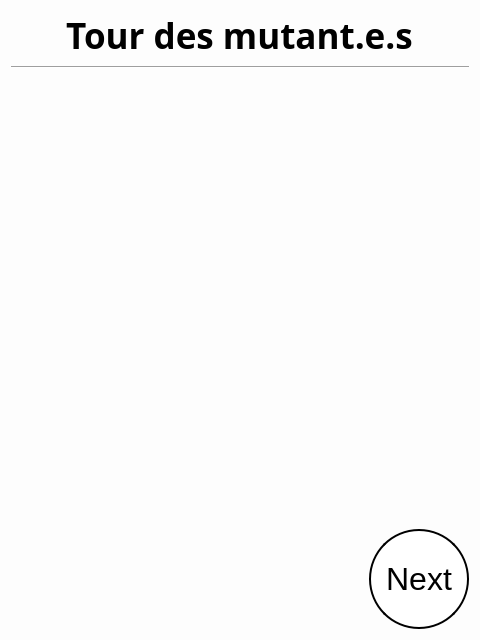
Above: SporzOBC-WAL/code/resources/Phases/Night/Mutant/turn.ui from Eben-Epi/SporzOBC before the change. Below: the same form after it.
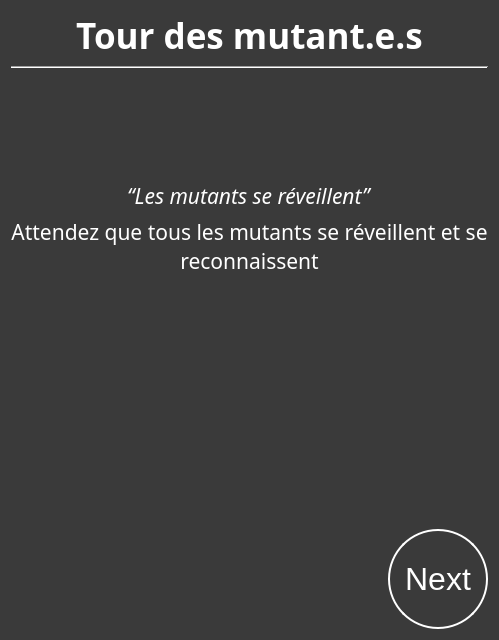
That is the form after the change.

Commit message: UPD Night Phases are displayed with dark background UPD Mutant Turn and Evening Bed Time View ADD useful fetch infos from game logic methods

```diff
--- a/SporzOBC-WAL/code/resources/Phases/Night/Mutant/turn.ui
+++ b/SporzOBC-WAL/code/resources/Phases/Night/Mutant/turn.ui
@@ -15,14 +15,19 @@
   </property>
   <property name="styleSheet">
    <string notr="true">#MutantsTurn {
-    background-color: rgb(253, 253, 253);
+    background-color: rgb(58, 58, 58);;
     }
 
+QLabel {
+	color:white;
+}
+
 QPushButton  {
-    border: 2px solid black;
-    background-color: white;
+    border: 2px solid white;
+    background-color: rgb(58, 58, 58);
     padding: 10px 10px;
     font-size: 32px;
+	color:white;
     border-radius: 50px;
 }</string>
   </property>
@@ -68,6 +73,95 @@
          </property>
         </widget>
        </item>
+       <item>
+        <spacer name="verticalSpacer_2">
+         <property name="orientation">
+          <enum>Qt::Vertical</enum>
+         </property>
+         <property name="sizeHint" stdset="0">
+          <size>
+           <width>20</width>
+           <height>40</height>
+          </size>
+         </property>
+        </spacer>
+       </item>
+       <item alignment="Qt::AlignHCenter">
+        <widget class="QLabel" name="label_2">
+         <property name="font">
+          <font>
+           <family>Segoe UI Light</family>
+           <pointsize>16</pointsize>
+           <italic>true</italic>
+          </font>
+         </property>
+         <property name="text">
+          <string>“Les mutants se réveillent”</string>
+         </property>
+        </widget>
+       </item>
+       <item alignment="Qt::AlignHCenter|Qt::AlignVCenter">
+        <widget class="QLabel" name="label_3">
+         <property name="sizePolicy">
+          <sizepolicy hsizetype="Fixed" vsizetype="Fixed">
+           <horstretch>0</horstretch>
+           <verstretch>0</verstretch>
+          </sizepolicy>
+         </property>
+         <property name="font">
+          <font>
+           <family>Segoe UI Light</family>
+           <pointsize>16</pointsize>
+           <italic>false</italic>
+           <kerning>true</kerning>
+          </font>
+         </property>
+         <property name="text">
+          <string>Attendez que tous les mutants se réveillent et se reconnaissent</string>
+         </property>
+         <property name="alignment">
+          <set>Qt::AlignCenter</set>
+         </property>
+         <property name="wordWrap">
+          <bool>true</bool>
+         </property>
+        </widget>
+       </item>
+       <item>
+        <spacer name="verticalSpacer_3">
+         <property name="orientation">
+          <enum>Qt::Vertical</enum>
+         </property>
+         <property name="sizeHint" stdset="0">
+          <size>
+           <width>20</width>
+           <height>40</height>
+          </size>
+         </property>
+        </spacer>
+       </item>
+       <item>
+        <widget class="QLabel" name="aliveMutants">
+         <property name="font">
+          <font>
+           <family>Segoe UI Light</family>
+           <pointsize>16</pointsize>
+           <italic>false</italic>
+           <underline>true</underline>
+           <kerning>true</kerning>
+          </font>
+         </property>
+         <property name="text">
+          <string/>
+         </property>
+         <property name="alignment">
+          <set>Qt::AlignCenter</set>
+         </property>
+         <property name="wordWrap">
+          <bool>true</bool>
+         </property>
+        </widget>
+       </item>
        <item>
         <spacer name="verticalSpacer">
          <property name="orientation">
```
The commit also changes 37 other files.
